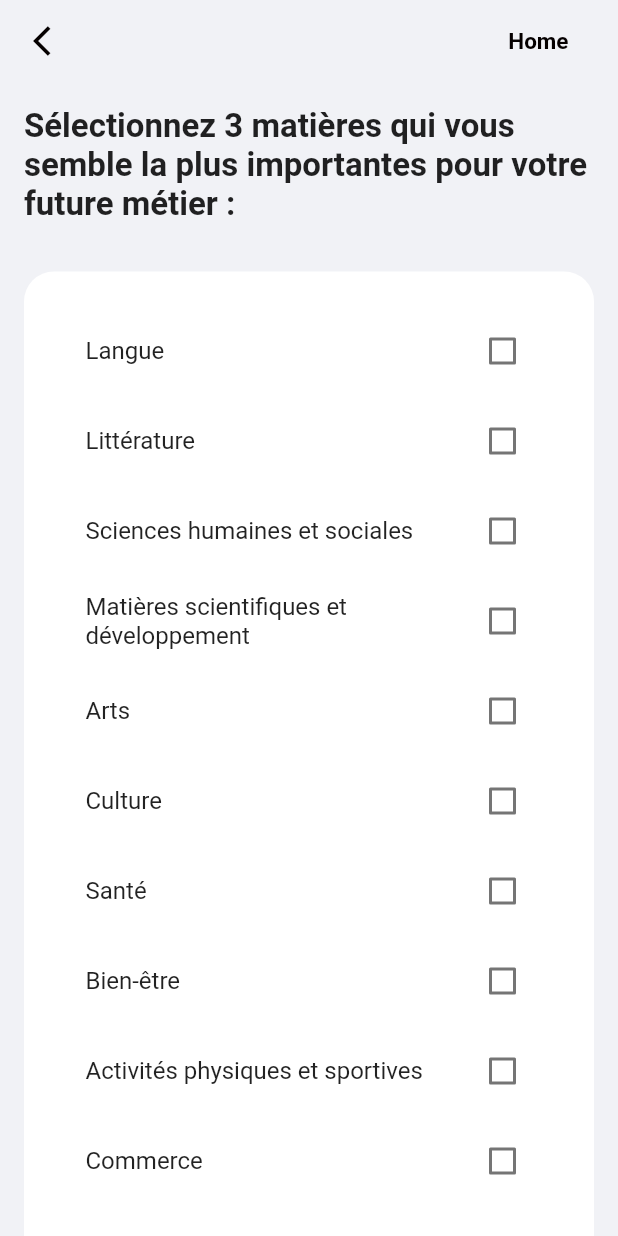
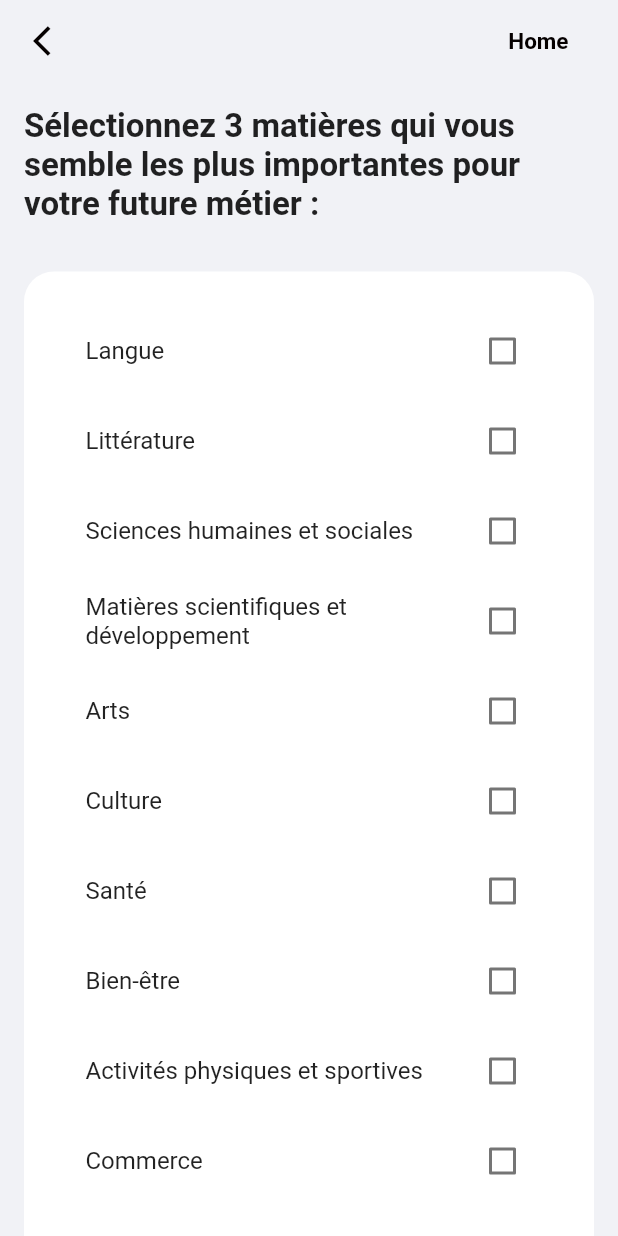
Before and after one commit to BenoitNE/orio-evry-template, a Flutter app: the JobDescriptionSchoolSubjectFormScreen screen opened by its route, on a phone screen of 412 x 824 dp. Run offline on Flutter 3.47's test engine with Material 2 defaults, Android fonts, the phone set to English and light mode, and no system bars; Roboto replaces fonts that are missing (Barfiola, Coolvetica).

Commit message:
#6 correction des fautes d'orthographe

```diff
--- a/lib/screen/job_description_personality_trait_families_form_screen.dart
+++ b/lib/screen/job_description_personality_trait_families_form_screen.dart
@@ -33,12 +33,12 @@ class _JobDescriptionPersonalityTraitFamiliesFormScreenState
     "1",
     "Je m'exprime à travers des formes d'expression personnelle, me permettant d’explorer mon imagination.":
     "2",
-    "J'apprécie aider mes voisins à décharger leur camion de déménagement, même si cela signifie porter des objets lourds.":
+    "J'apprécie d'aider mes voisins à décharger leur camion de déménagement, même si cela signifie porter des objets lourds.":
     "3",
     "Je suis efficace pour établir des liens avec de nouvelles personnes lors d’événements sociaux.": "4",
     "Je me sens épanoui en transformant mes idées en projets concrets remplis de créativité.": "5",
     "Je m'efforce de prioriser mes activités en fonction de leur importance et de l'urgence pour ne pas me sentir dépassé.": "6",
-    "J'observe mes propres émotions, je suis capables d'appréhender celles des autres pour réagir de manière appropriée.": "7",
+    "J'observe mes propres émotions, je suis capable d'appréhender celles des autres pour réagir de manière appropriée.": "7",
     "Je prends toujours la responsabilité de mes erreurs, cherchant à rectifier les choses plutôt que de les dissimuler.":
     "8",
     "Je suis celui qui prend l'initiative de planifier et de coordonner des événements, inspirant ainsi les autres à participer activement.":
--- a/lib/screen/job_description_school_subject_form_screen.dart
+++ b/lib/screen/job_description_school_subject_form_screen.dart
@@ -29,7 +29,7 @@ class _JobDescriptionSchoolSubjectFormScreenState
   final int _itemQuantityMax = 3;
   final int jobDescriptionQuantity = 30;
   final String _title =
-      "Sélectionnez 3 matières qui vous semble la plus importantes pour votre future métier :";
+      "Sélectionnez 3 matières qui vous semble les plus importantes pour votre future métier :";
   final String _dialogError = "Le nombre d'items sélectionnés est incorrect.";
 
   final Map<String, String> _mappingItems = {
@@ -48,7 +48,7 @@ class _JobDescriptionSchoolSubjectFormScreenState
     "Technologie": "12",
     "Artisanat": "13",
     "Droit": "14",
-    "Mathématique": "15"
+    "Mathématiques": "15"
   };
 
   @override
--- a/lib/screen/job_description_sector_families_form_screen.dart
+++ b/lib/screen/job_description_sector_families_form_screen.dart
@@ -63,7 +63,7 @@ class _JobDescriptionSectorFamiliesFormScreenState
         "19",
     "J'aimes découvrir de nouvelles choses, résoudre des énigmes et repousser les limites de ce que nous savons déjà.":
         "20",
-    "J'aimerais évoluer professionnellement dans un domaine nécessitant du suivi financier et/ou de l'organisation de le traitement de documents.":
+    "J'aimerais évoluer professionnellement dans un domaine nécessitant du suivi financier et/ou de l'organisation de traitement de documents.":
         "21"
   };
 
```
